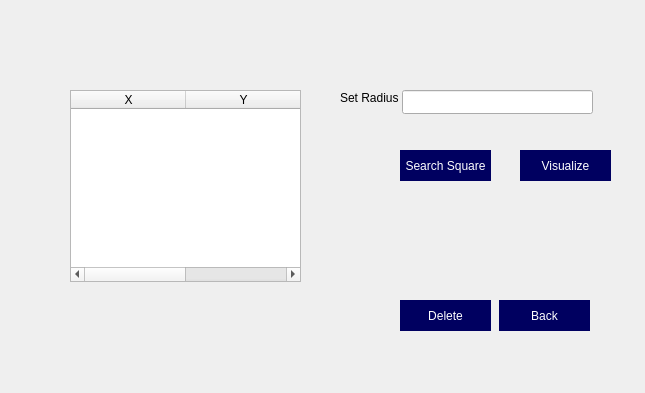
Qt form geographical-system/mainwindow.ui (ahmedsilat44/Geographical-Information-Systems-with-Quad-Tree) before a commit.
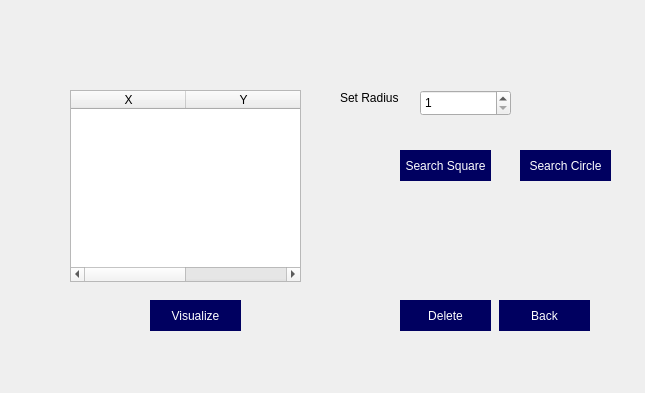
The same form after that commit. The open tabs and pages were chosen to show the change.

```diff
--- a/geographical-system/mainwindow.ui
+++ b/geographical-system/mainwindow.ui
@@ -225,16 +225,6 @@
       <string>Search Square</string>
      </property>
     </widget>
-    <widget class="QLineEdit" name="lineEdit_3">
-     <property name="geometry">
-      <rect>
-       <x>402</x>
-       <y>80</y>
-       <width>191</width>
-       <height>24</height>
-      </rect>
-     </property>
-    </widget>
     <widget class="QPushButton" name="backButton_2">
      <property name="geometry">
       <rect>
@@ -305,9 +295,52 @@
 padding: 5px; </string>
      </property>
      <property name="text">
+      <string>Search Circle</string>
+     </property>
+    </widget>
+    <widget class="QPushButton" name="visualizeButton">
+     <property name="geometry">
+      <rect>
+       <x>150</x>
+       <y>290</y>
+       <width>91</width>
+       <height>31</height>
+      </rect>
+     </property>
+     <property name="font">
+      <font>
+       <family>Yu Gothic UI</family>
+      </font>
+     </property>
+     <property name="cursor">
+      <cursorShape>PointingHandCursor</cursorShape>
+     </property>
+     <property name="styleSheet">
+      <string notr="true">background-color: #000060; 
+color: white;             
+border-radius: 0px;
+padding: 5px; </string>
+     </property>
+     <property name="text">
       <string>Visualize</string>
      </property>
     </widget>
+    <widget class="QSpinBox" name="lineEdit_3">
+     <property name="geometry">
+      <rect>
+       <x>420</x>
+       <y>80</y>
+       <width>91</width>
+       <height>26</height>
+      </rect>
+     </property>
+     <property name="minimum">
+      <number>1</number>
+     </property>
+     <property name="maximum">
+      <number>10</number>
+     </property>
+    </widget>
    </widget>
    <widget class="QWidget" name="page_2">
     <widget class="QPushButton" name="pushButton">
```
Left out of the diff: 6 changed lines with no effect on the pictures.
